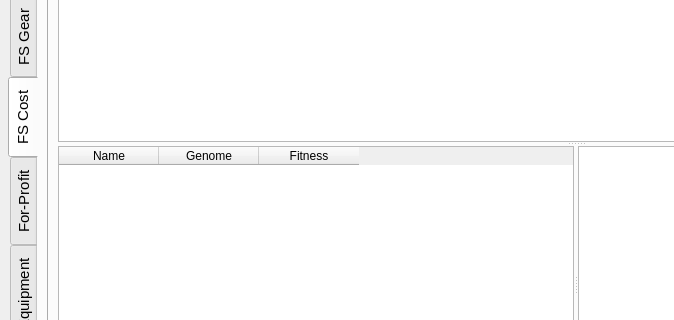
Graveflo/BDO_Enhancement_Tool, file Forms/Main_Window.ui: the form before one commit; both pictures show x 0 to 674 and y 233 to 553 of the 1124 by 735 pixel window.
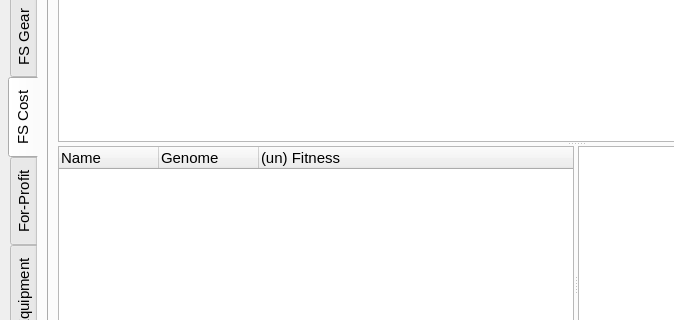
The form after the commit. The open tabs and pages were chosen to show the change. Icons and pictures are not drawn. Custom widgets are drawn as their Qt base class.

What changed in the file:
```diff
--- a/Forms/Main_Window.ui
+++ b/Forms/Main_Window.ui
@@ -1007,7 +1007,7 @@
                 </column>
                 <column>
                  <property name="text">
-                  <string>Fitness</string>
+                  <string>(un) Fitness</string>
                  </property>
                 </column>
                </widget>
@@ -1589,7 +1589,7 @@
   </customwidget>
   <customwidget>
    <class>TableGenome</class>
-   <extends>QTableWidget</extends>
+   <extends>QTreeWidget</extends>
    <header>BDO_Enhancement_Tool.Widgets.tableGenome</header>
   </customwidget>
  </customwidgets>
```
Left out of the diff: 13 changed lines with no effect on the pictures.
